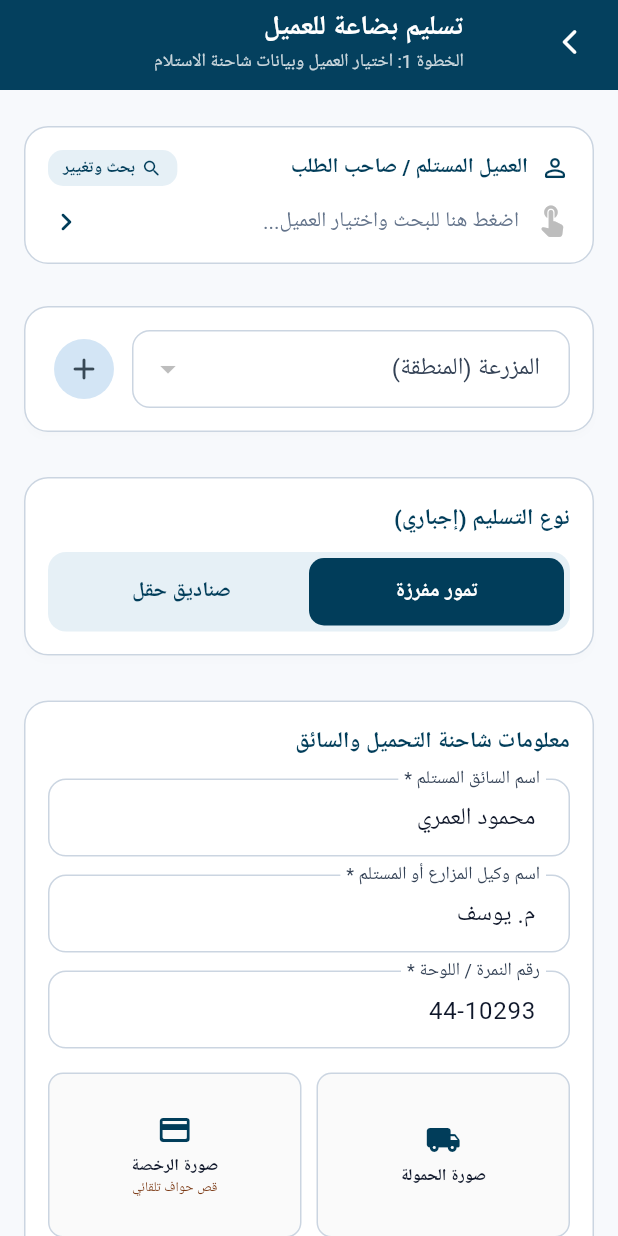
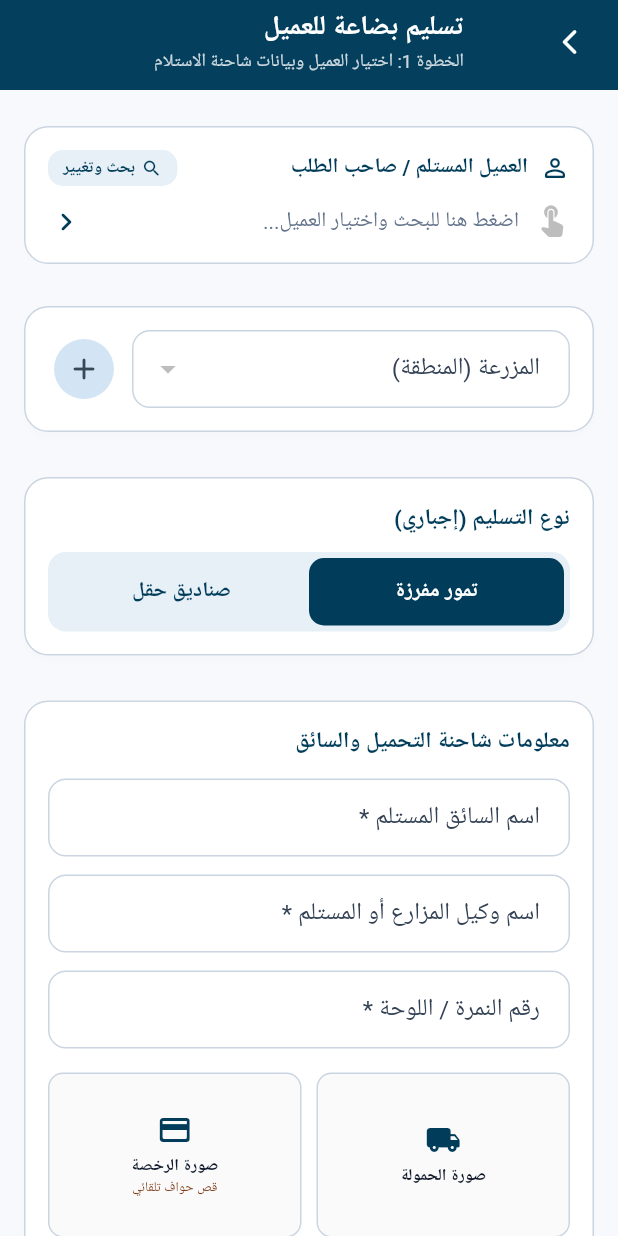
Before and after one commit to itsalielkouz-star/ali-dates-app, a Flutter app: the DeliveryStep1Screen screen opened directly, on a phone screen of 412 x 824 dp. Run offline on Flutter 3.47's test engine with Material 3 defaults, Android fonts, the phone set to English and light mode, and no system bars; our stand-ins replace fl_chart, flutter_local_notifications, google_fonts, image_picker, pdf, printing and 5 more; accounts and stored records are empty; network calls fail; Roboto replaces fonts that are missing (AH Manal Bold).

Commit message:
refactor: clear hardcoded mock names and default text fields for people/drivers/labor leaders

```diff
--- a/lib/presentation/employee/delivery/delivery_step1_screen.dart
+++ b/lib/presentation/employee/delivery/delivery_step1_screen.dart
@@ -27,9 +27,9 @@ class _DeliveryStep1ScreenState extends State<DeliveryStep1Screen> {
   FarmModel? _selectedFarm;
   String _cargoType = 'dates'; // 'dates' vs 'boxes'
 
-  final _driverNameController = TextEditingController(text: 'محمود العمري');
-  final _agentNameController = TextEditingController(text: 'م. يوسف');
-  final _plateNumberController = TextEditingController(text: '44-10293');
+  final _driverNameController = TextEditingController();
+  final _agentNameController = TextEditingController();
+  final _plateNumberController = TextEditingController();
 
   Uint8List? _truckPhotoBytes;
   Uint8List? _licensePhotoBytes;
```
Also changed, not shown: lib/presentation/employee/harvesting/harvesting_home_screen.dart (+9 -9 lines), lib/presentation/employee/receiving/receiving_truck_screen.dart (+4 -4 lines).
